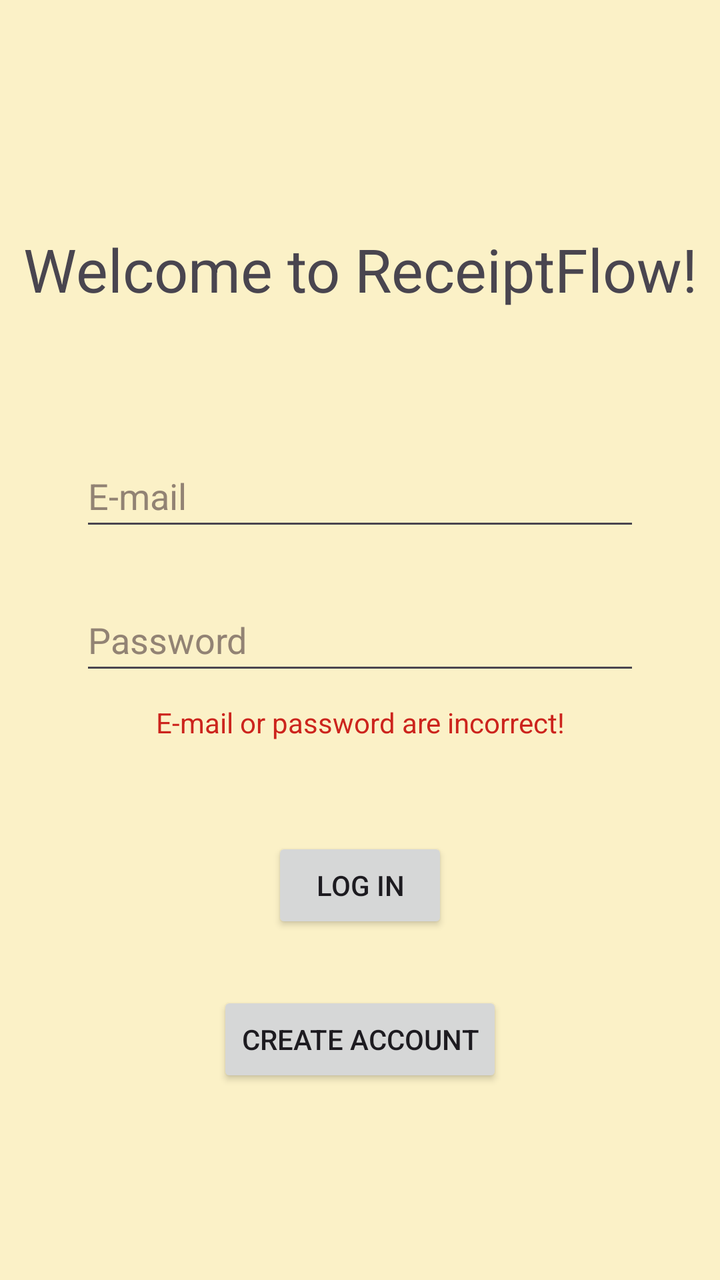
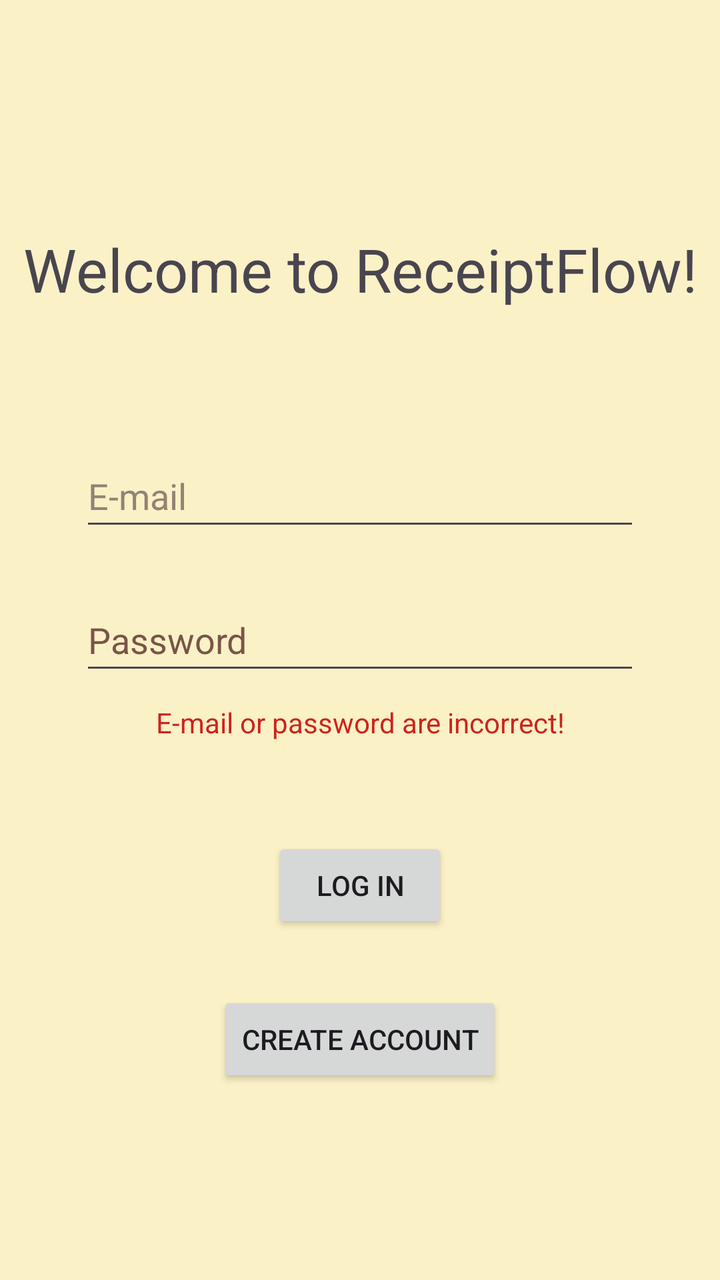

Compare the two renders of this Android layout. The source of the first and the diff that turns it into the second are given below.
<!-- AndroidManifest.xml: application theme Theme.ReceiptFlow -->
<!-- res/layout/activity_main.xml -->
<?xml version="1.0" encoding="utf-8"?>
<androidx.constraintlayout.widget.ConstraintLayout xmlns:android="http://schemas.android.com/apk/res/android"
    xmlns:app="http://schemas.android.com/apk/res-auto"
    xmlns:tools="http://schemas.android.com/tools"
    android:id="@+id/main"
    android:layout_width="match_parent"
    android:layout_height="match_parent"
    tools:context=".MainActivity">

    <com.google.android.material.textview.MaterialTextView
        android:id="@+id/main_LBL_welcome"
        android:layout_width="wrap_content"
        android:layout_height="wrap_content"
        android:text="@string/welcome"
        android:textSize="30sp"
        app:layout_constraintBottom_toTopOf="@+id/main_ET_emailAddress"
        app:layout_constraintEnd_toEndOf="parent"
        app:layout_constraintHorizontal_bias="0.5"
        app:layout_constraintStart_toStartOf="parent"
        app:layout_constraintTop_toTopOf="parent"
        app:layout_constraintVertical_bias="0.628" />

    <androidx.appcompat.widget.AppCompatEditText
        android:id="@+id/main_ET_emailAddress"
        android:layout_width="@dimen/editText_width"
        android:layout_height="@dimen/editText_height"
        android:ems="10"
        android:hint="@string/e_mail"
        android:inputType="textEmailAddress"
        android:textColorHint="@color/hintColor"
        app:layout_constraintBottom_toTopOf="@+id/main_ET_password"
        app:layout_constraintEnd_toEndOf="parent"
        app:layout_constraintHorizontal_bias="0.5"
        app:layout_constraintStart_toStartOf="parent"
        app:layout_constraintTop_toTopOf="parent"
        app:layout_constraintVertical_bias="0.902" />

    <androidx.appcompat.widget.AppCompatEditText
        android:id="@+id/main_ET_password"
        android:layout_width="@dimen/editText_width"
        android:layout_height="@dimen/editText_height"
        android:ems="10"
        android:hint="@string/password"
        android:textColorHint="@color/hintColor"
        android:inputType="textPassword"
        app:layout_constraintBottom_toTopOf="@+id/main_LBL_error"
        app:layout_constraintEnd_toEndOf="parent"
        app:layout_constraintHorizontal_bias="0.5"
        app:layout_constraintStart_toStartOf="parent"
        app:layout_constraintTop_toTopOf="parent"
        app:layout_constraintVertical_bias="0.969" />

    <androidx.appcompat.widget.AppCompatButton
        android:id="@+id/main_BTN_login"
        android:layout_width="wrap_content"
        android:layout_height="wrap_content"
        android:text="@string/log_in"
        app:layout_constraintBottom_toTopOf="@+id/main_BTN_createAccount"
        app:layout_constraintEnd_toEndOf="parent"
        app:layout_constraintHorizontal_bias="0.5"
        app:layout_constraintStart_toStartOf="parent"
        app:layout_constraintTop_toTopOf="parent"
        app:layout_constraintVertical_bias="0.935" />

    <androidx.appcompat.widget.AppCompatButton
        android:id="@+id/main_BTN_createAccount"
        android:layout_width="wrap_content"
        android:layout_height="wrap_content"
        android:text="@string/create_account"
        app:layout_constraintBottom_toBottomOf="parent"
        app:layout_constraintEnd_toEndOf="parent"
        app:layout_constraintStart_toStartOf="parent"
        app:layout_constraintTop_toTopOf="parent"
        app:layout_constraintVertical_bias="0.837" />

    <com.google.android.material.textview.MaterialTextView
        android:id="@+id/main_LBL_error"
        android:layout_width="wrap_content"
        android:layout_height="wrap_content"
        android:text="@string/e_mail_or_password_are_incorrect"
        android:textColor="@color/warning"
        app:layout_constraintBottom_toTopOf="@+id/main_BTN_login"
        app:layout_constraintEnd_toEndOf="parent"
        app:layout_constraintHorizontal_bias="0.5"
        app:layout_constraintStart_toStartOf="parent"
        app:layout_constraintTop_toTopOf="parent"
        app:layout_constraintVertical_bias="0.88" />

</androidx.constraintlayout.widget.ConstraintLayout>
<!-- resources referenced by this layout -->
<resources>
  <color name="hintColor">#928374</color>
  <color name="warning">#cc241d</color>
  <dimen name="editText_height">48dp</dimen>
  <dimen name="editText_width">280dp</dimen>
  <string name="create_account">Create account</string>
  <string name="e_mail">E-mail</string>
  <string name="e_mail_or_password_are_incorrect">E-mail or password are incorrect!</string>
  <string name="log_in">Log in</string>
  <string name="password">Password</string>
  <string name="welcome">Welcome to ReceiptFlow!</string>
  <style name="Theme.ReceiptFlow" parent="Base.Theme.ReceiptFlow" />
  <style name="Base.Theme.ReceiptFlow" parent="Theme.Material3.DayNight.NoActionBar">
          <item name="colorPrimary">@color/gruvbox_light_green</item>
          <item name="colorOnPrimary">@color/gruvbox_light_bg</item>
          <item name="colorSecondary">@color/gruvbox_light_blue</item>
          <item name="colorOnSecondary">@color/gruvbox_light_bg</item>
          <item name="colorTertiary">@color/gruvbox_light_aqua</item>
          <item name="colorOnTertiary">@color/gruvbox_light_bg</item>
  
          <item name="android:windowBackground">@color/gruvbox_light_bg</item>
          <item name="colorSurface">@color/gruvbox_light_bg_soft</item>
          <item name="colorOnSurface">@color/gruvbox_light_fg</item>
          <item name="colorSurfaceVariant">@color/gruvbox_light_bg_soft</item>
          <item name="colorOnSurfaceVariant">@color/gruvbox_light_fg</item>
          <item name="colorSurfaceContainer">@color/gruvbox_light_bg_soft</item>
  
          <item name="colorError">@color/gruvbox_light_red</item>
          <item name="colorOnError">@color/gruvbox_light_bg</item>
          <item name="colorOutline">@color/gruvbox_light_gray</item>
      </style>
  <color name="gruvbox_light_green">#79740e</color>
  <color name="gruvbox_light_bg">#fbf1c7</color>
  <color name="gruvbox_light_blue">#076678</color>
  <color name="gruvbox_light_aqua">#427b58</color>
  <color name="gruvbox_light_bg_soft">#f2e5bc</color>
  <color name="gruvbox_light_fg">#3c3836</color>
  <color name="gruvbox_light_red">#9d0006</color>
  <color name="gruvbox_light_gray">#7c6f64</color>
</resources>

<!-- the commit's change to res/layout/activity_main.xml (unified diff, before → after) -->
@@ -41,8 +41,8 @@
         android:layout_height="@dimen/editText_height"
         android:ems="10"
         android:hint="@string/password"
-        android:textColorHint="@color/hintColor"
         android:inputType="textPassword"
+        android:textColorHint="#795548"
         app:layout_constraintBottom_toTopOf="@+id/main_LBL_error"
         app:layout_constraintEnd_toEndOf="parent"
         app:layout_constraintHorizontal_bias="0.5"
